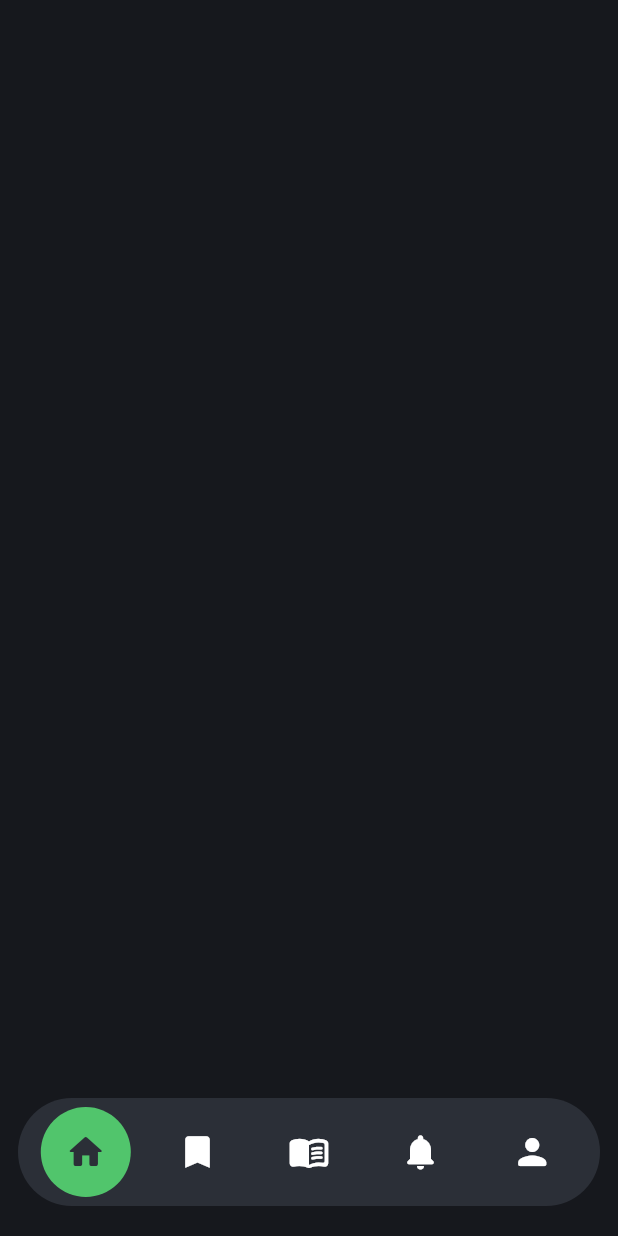
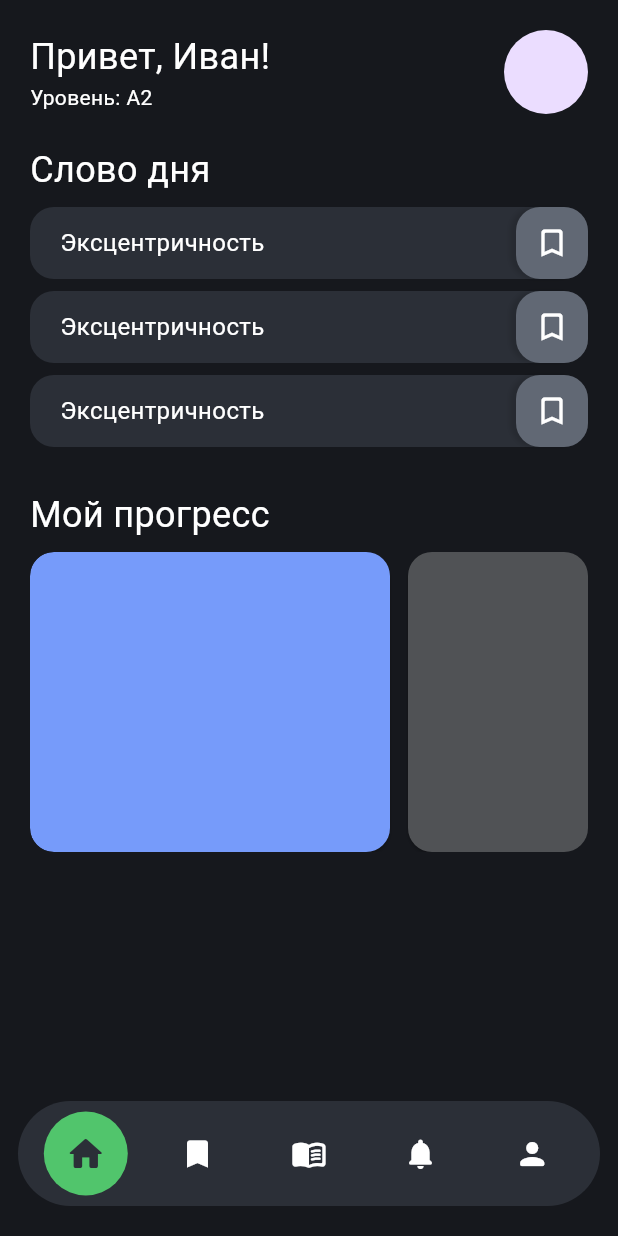
Before and after one commit to BEK23/Sputnik, a Flutter app: the screen it shows after launch, on a phone screen of 412 x 824 dp. Run offline on Flutter 3.47's test engine with Material 3 defaults, Android fonts, the phone set to English and light mode, and no system bars; our stand-ins replace get.

Commit message:
home page UI

```diff
--- a/lib/controllers/home/controller.dart
+++ b/lib/controllers/home/controller.dart
@@ -1,9 +1,14 @@
 import 'package:flutter/material.dart';
 import 'package:get/get.dart';
+import 'package:sputnik/views/home/home_page.dart';
 
 class HomeController extends GetxController {
   late PageController pageController;
   final RxInt currentPage = 0.obs;
+
+  List<Widget> pages = [
+    const HomePage()
+  ];
 
   @override
   void onInit() {
--- a/lib/routes/routes.dart
+++ b/lib/routes/routes.dart
@@ -1,6 +1,6 @@
 import 'package:get/get.dart';
 import 'package:sputnik/controllers/home/binding.dart';
-import 'package:sputnik/views/home/root_layout.dart';
+import 'package:sputnik/views/root_layout.dart';
 
 class Pages {
   static const initial = Routes.home;
--- /dev/null
+++ b/lib/views/home/home_page.dart
@@ -0,0 +1,153 @@
+import 'package:flutter/material.dart';
+import 'package:flutter/widgets.dart';
+import 'package:get/get.dart';
+import 'package:sputnik/constants/colors.dart';
+import 'package:sputnik/controllers/home/controller.dart';
+
+class HomePage extends GetView<HomeController> {
+  const HomePage({super.key});
+
+  @override
+  Widget build(BuildContext context) {
+    return CustomScrollView(
+      physics: const BouncingScrollPhysics(),
+      slivers: [
+        SliverToBoxAdapter(
+            child: Padding(
+          padding: const EdgeInsets.only(bottom: 20),
+          child: _buildHeader(),
+        )),
+        SliverToBoxAdapter(
+          child: Padding(
+            padding: const EdgeInsets.only(bottom: 20),
+            child: _buildWordOfDay(),
+          ),
+        ),
+        SliverToBoxAdapter(child: _buildMyProgress()),
+      ],
+    );
+  }
+
+  _buildHeader() {
+    return const Row(
+      mainAxisAlignment: MainAxisAlignment.spaceBetween,
+      children: [
+        Column(
+          crossAxisAlignment: CrossAxisAlignment.start,
+          children: [
+            Text(
+              "Привет, Иван!",
+              style: TextStyle(fontSize: 24, color: Colors.white),
+            ),
+            Text(
+              "Уровень: A2",
+              style: TextStyle(color: Colors.white),
+            )
+          ],
+        ),
+        CircleAvatar(
+          radius: 28,
+        )
+      ],
+    );
+  }
+
+  _buildWordOfDay() {
+    const words = ["Эксцентричность", "Эксцентричность", "Эксцентричность"];
+
+    return Column(
+      crossAxisAlignment: CrossAxisAlignment.start,
+      children: [
+        const Padding(
+          padding: EdgeInsets.only(bottom: 8),
+          child: Text(
+            "Слово дня",
+            style: TextStyle(color: Colors.white, fontSize: 24),
+          ),
+        ),
+        Wrap(
+          children: List.generate(
+            words.length,
+            (index) => Container(
+              width: double.infinity,
+              height: 48,
+              padding: const EdgeInsets.only(left: 20),
+              margin: const EdgeInsets.only(bottom: 8),
+              decoration: BoxDecoration(
+                  color: MColors.foreground,
+                  borderRadius: BorderRadius.circular(16)),
+              child: Row(
+                mainAxisAlignment: MainAxisAlignment.spaceBetween,
+                children: [
+                  Text(
+                    words[index],
+                    style: const TextStyle(color: Colors.white, fontSize: 16),
+                  ),
+                  Container(
+                    height: 48,
+                    width: 48,
+                    decoration: BoxDecoration(
+                      color: HexColor("#616874"),
+                      borderRadius: BorderRadius.circular(16),
+                      boxShadow: const [
+                        BoxShadow(
+                          color: Colors.black12,
+                          blurRadius: 2,
+                          offset: Offset(-4, 0), // Shadow position
+                        ),
+                      ],
+                    ),
+                    child: const Icon(
+                      Icons.bookmark_border_rounded,
+                      color: Colors.white,
+                    ),
+                  )
+                ],
+              ),
+            ),
+          ),
+        ),
+      ],
+    );
+  }
+
+  _buildMyProgress() {
+    final items = [HexColor("#769bfa"), HexColor("#505255"), MColors.foreground];
+
+    return Column(
+      crossAxisAlignment: CrossAxisAlignment.start,
+      children: [
+        const Padding(
+          padding: EdgeInsets.only(bottom: 8),
+          child: Text(
+            "Мой прогресс",
+            style: TextStyle(color: Colors.white, fontSize: 24),
+          ),
+        ),
+        ClipRRect(
+          borderRadius: BorderRadius.circular(16),
+          child: SizedBox(
+            height: 200,
+            child: ListView.builder(
+              scrollDirection: Axis.horizontal,
+              itemCount: 3,
+              itemBuilder: (context, index) {
+                return Card(
+                  color: items[index],
+                  shape: RoundedRectangleBorder(
+                    borderRadius: BorderRadius.circular(16),
+                  ),
+                  margin: const EdgeInsets.only(right: 12),
+                  child: Container(
+                    width: 240,
+                    alignment: Alignment.center,
+                  ),
+                );
+              },
+            ),
+          ),
+        ),
+      ],
+    );
+  }
+}
--- a/lib/views/home/root_layout.dart
+++ b/lib/views/root_layout.dart
@@ -15,6 +15,14 @@ class RootLayout extends StatelessWidget {
       body: SafeArea(
           child: Stack(
         children: [
+          Padding(
+            padding: const EdgeInsets.only(left: 20, top: 20, right: 20),
+            child: PageView(
+              physics: const NeverScrollableScrollPhysics(),
+              controller: _homeController.pageController,
+              children: [..._homeController.pages],
+            ),
+          ),
           Column(
             children: [
               const Spacer(),
@@ -22,7 +30,7 @@ class RootLayout extends StatelessWidget {
                 decoration: BoxDecoration(
                     color: MColors.foreground,
                     borderRadius: BorderRadius.circular(36)),
-                height: 72,
+                height: 70,
                 margin: const EdgeInsets.symmetric(horizontal: 12),
                 padding: const EdgeInsets.symmetric(horizontal: 8),
                 child: Obx(() => Row(
@@ -61,7 +69,7 @@ class RootLayout extends StatelessWidget {
 
   _bottomAppBarItem({required IconData icon, required int page}) {
     return CircleAvatar(
-      radius: 30,
+      radius: 28,
       backgroundColor: _homeController.currentPage.value == page
           ? MColors.success
           : Colors.transparent,
@@ -71,7 +79,7 @@ class RootLayout extends StatelessWidget {
         highlightColor: Colors.transparent,
         icon: Icon(
           icon,
-          size: 28,
+          size: _homeController.currentPage.value == page ? 28 : 24,
           color: _homeController.currentPage.value == page
               ? MColors.foreground
               : Colors.white,
```
